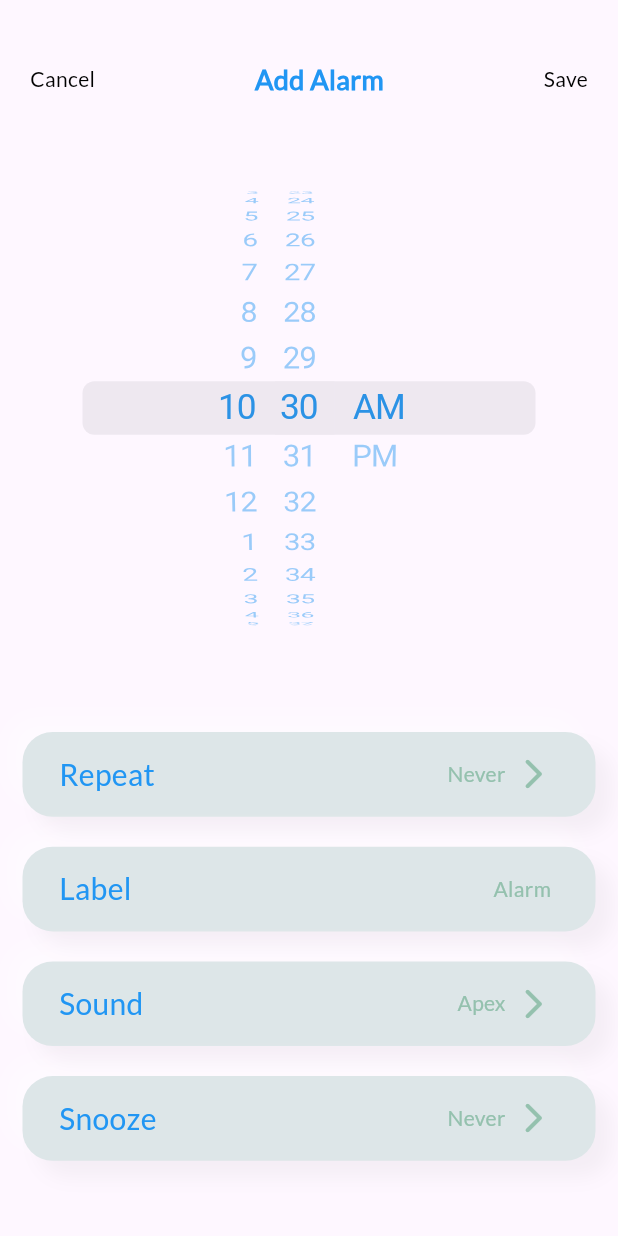
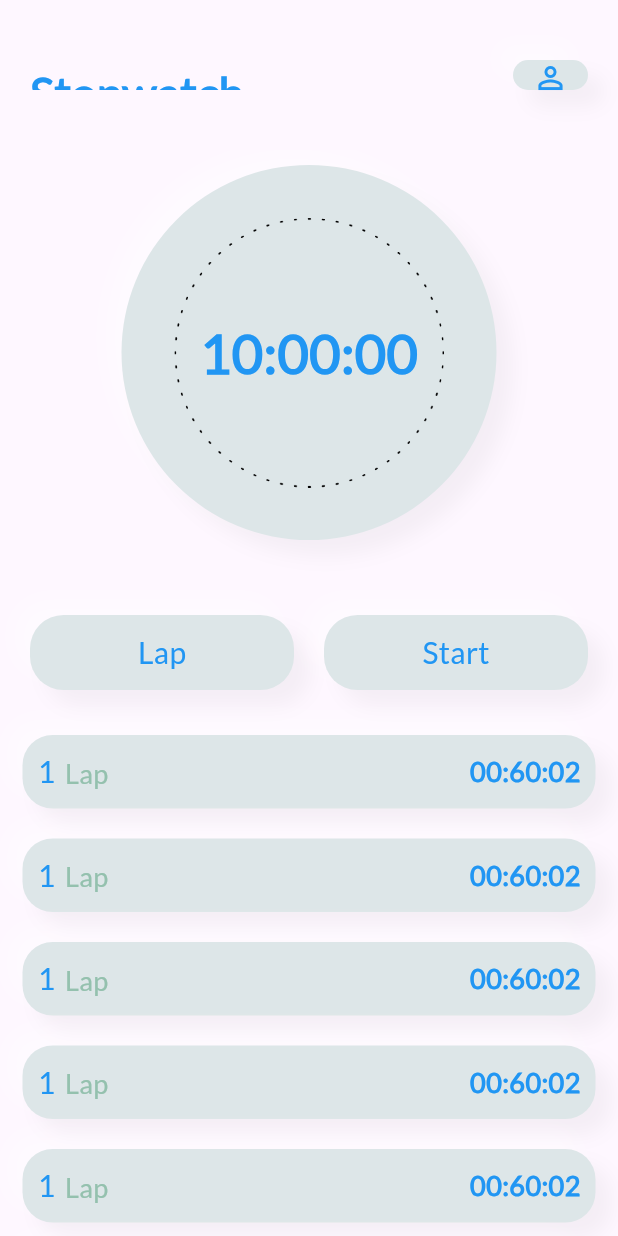
Before and after one commit to thecompletesoftech/alarmclock, a Flutter app: the AlarmHome screen opened directly, after a tap on the "add" icon, on a phone screen of 412 x 824 dp. Run offline on Flutter 3.47's test engine with Material 3 defaults, Android fonts, the phone set to English and light mode, and no system bars; our stand-ins replace analog_clock, flutter_neumorphic_plus, get; key blocks and very long unbroken strings in the code were emptied for the run.

Commit message:
stopwatch

```diff
--- a/lib/Config/Color.dart
+++ b/lib/Config/Color.dart
@@ -10,7 +10,10 @@ class mycolor {
   var darktxtcolor = Color(0xFF00FFB2);
   var shadowcolor = Color(0xFF5C5C5C);
   var darkgreen = Color(0xFF2C6D52);
+  var greyscreen = Color(0xFFDDDDDD);
   var darkbalck = Color(0xFF222222);
+  var gradient1 = Color(0xFF8D8D8D);
+  var gradient2 = Color(0xFF222222);
   var Redcolor = Colors.red;
   var darkshadow = Color.fromRGBO(67, 67, 67, 0.68);
   var Transparent = Colors.transparent;
--- a/lib/Config/Helper.dart
+++ b/lib/Config/Helper.dart
@@ -1,5 +1,4 @@
 import 'package:clockalarm/Config/Import.dart';
-
 
 nextscreenwithoutback(cntx, screenname) {
   Navigator.pushReplacement(
@@ -11,6 +10,10 @@ nextscreen(cntx, screenname) {
       cntx, MaterialPageRoute(builder: (BuildContext context) => screenname));
 }
 
+backscreen(cntx) {
+  Navigator.pop(cntx);
+}
+
 buttonradius({r}) {
   NeumorphicBoxShape.roundRect(BorderRadius.circular(r ?? 15.0));
 }
--- a/lib/Config/Import.dart
+++ b/lib/Config/Import.dart
@@ -11,3 +11,5 @@ export 'package:analog_clock/analog_clock.dart';
 export 'package:clockalarm/Widgets/alarmcard.dart';
 export 'package:clockalarm/Config/Utils.dart';
 export 'package:clockalarm/View/alarm/Clock.dart';
+export 'package:clockalarm/View/alarm/Addalarm.dart';
+export 'package:clockalarm/View/Stopwatch/Stopwatchclock.dart';
--- a/lib/Config/Localstring.dart
+++ b/lib/Config/Localstring.dart
@@ -1,3 +1,5 @@
+import 'package:clockalarm/View/alarm/Repeat.dart';
+
 const register = 'Register';
 const fullname = 'Full Name';
 const email = 'Email';
@@ -5,6 +7,9 @@ const password = 'Password';
 const confirmpassword = 'Confirm Password';
 const signup = 'Sign Up';
 const login = 'Login';
+const none = 'None';
+const lap = 'Lap';
+const start = 'Start';
 const forgotpassword = "Forgot Password?";
 const account = 'Don’t have an account? ';
 const requiredtext = 'Please enter ';
@@ -26,9 +31,12 @@ const timerhistory = 'MIVS Timer History';
 const alphatext = 'Alpha';
 const done = 'Done';
 const cancel = 'Cancel';
+const back = 'Back';
+const repeat = 'Repeat';
 const addalarm = 'Add Alarm';
 const save = 'Save';
 const duration = 'Duration:';
+const stopwatch = 'Stopwatch';
 const timetext = '00 : 45 : 00';
 const remianingtext = 'Remaining:';
 const remianingtimetext = '00 : 00 : 00';
--- a/lib/Config/TextStyle.dart
+++ b/lib/Config/TextStyle.dart
@@ -101,6 +101,11 @@ class MyTextStyle {
   );
   static const TextStyle mw70016 = TextStyle(
     fontSize: 16,
+    fontFamily: Lato,
+    fontWeight: FontWeight.w700,
+  );
+  static const TextStyle mw70018 = TextStyle(
+    fontSize: 18,
     fontFamily: Lato,
     fontWeight: FontWeight.w700,
   );
--- a/lib/View/Auth/SignIn/SignIn.dart
+++ b/lib/View/Auth/SignIn/SignIn.dart
@@ -2,6 +2,7 @@ import 'package:clockalarm/Config/Import.dart';
 import 'package:clockalarm/View/Auth/ForgotPassword/ForgotPaasword.dart';
 import 'package:clockalarm/View/Auth/Profile/History.dart';
 import 'package:clockalarm/View/Auth/SignUp/View/SignUp.dart';
+import 'package:clockalarm/View/alarm/Alarmhome.dart';
 import 'package:clockalarm/Widgets/ButtonWidget.dart';
 import 'package:flutter/gestures.dart';
 
@@ -136,7 +137,7 @@ class _SignInState extends State<SignIn> {
                             emailerror = false;
                             passworderror = false;
                           });
-                          nextscreen(context, History());
+                          nextscreen(context, AlarmHome());
                         }
                       },
                     ),
--- /dev/null
+++ b/lib/View/Stopwatch/Stopwatch.dart
@@ -0,0 +1,76 @@
+import '../../Config/Import.dart';
+import '../../Widgets/ButtonWidget.dart';
+
+class StopwatchScreen extends StatefulWidget {
+  const StopwatchScreen({super.key});
+
+  @override
+  State<StopwatchScreen> createState() => _StopwatchScreenState();
+}
+
+class _StopwatchScreenState extends State<StopwatchScreen> {
+  bool isSwitched = false;
+  @override
+  Widget build(BuildContext context) {
+    return Scaffold(
+      appBar: PreferredSize(
+          preferredSize: Size.fromHeight(100),
+          child: CustomeAppbar(list: [
+            {"icon": Icons.person_outline_outlined, "screenname": null},
+          ], titletext: stopwatch)),
+      body: SingleChildScrollView(
+        physics: BouncingScrollPhysics(),
+        child: Column(
+          children: [
+            SizedBox(height: 10),
+            Center(child: StopwatchClock()),
+            SizedBox(height: 50),
+            Row(
+              children: [
+                Expanded(
+                  child: ButtonWidget(
+                    name: lap,
+                    txtstyle: MyTextStyle.mw40020,
+                    borderRadius: 20.0,
+                    onTap: () {},
+                  ),
+                ),
+                SizedBox(width: 20),
+                Expanded(
+                  child: ButtonWidget(
+                    name: start,
+                    txtstyle: MyTextStyle.mw40020,
+                    borderRadius: 20.0,
+                    onTap: () {},
+                  ),
+                ),
+              ],
+            ).paddingSymmetric(horizontal: 20),
+            SizedBox(height: 20),
+            ListView.builder(
+                physics: NeverScrollableScrollPhysics(),
+                shrinkWrap: true,
+                itemCount: 10,
+                itemBuilder: (context, index) {
+                  return AlramCard(
+                    showmedium: true,
+                    medium: 'Lap',
+                    subtitlecolor: NeumorphicTheme.accentColor(context),
+                    onchange: (value) {
+                      setState(() {
+                        isSwitched = !isSwitched;
+                      });
+                    },
+                    swicthvalue: isSwitched,
+                    subtitlestyle: MyTextStyle.mw70018,
+                    time: '1',
+                    showswitchorsubtile: false,
+                    subtitle: "00:60:02",
+                  ).paddingOnly(bottom: 10, top: 10);
+                }),
+          ],
+        ),
+      ),
+    );
+  }
+}
--- /dev/null
+++ b/lib/View/Stopwatch/Stopwatchclock.dart
@@ -0,0 +1,40 @@
+import '../../Config/Import.dart';
+
+class StopwatchClock extends StatefulWidget {
+  const StopwatchClock({super.key});
+
+  @override
+  State<StopwatchClock> createState() => _StopwatchClockState();
+}
+
+class _StopwatchClockState extends State<StopwatchClock> {
+  @override
+  Widget build(BuildContext context) {
+    double baseWidth = 390;
+    double fem = MediaQuery.of(context).size.width / baseWidth;
+    return Stack(
+      alignment: Alignment.center,
+      children: [
+        Container(
+          alignment: Alignment.center,
+          height: 250,
+          width: 250,
+          decoration: Utils().decoration(
+              cntx: context,
+              isdark: NeumorphicTheme.isUsingDark(context),
+              radius: 250.0 * fem),
+          child: Text(
+            "10:00:00",
+            style: MyTextStyle.Dynamic(
+                style: MyTextStyle.mw70036,
+                color: NeumorphicTheme.accentColor(context)),
+          ),
+        ),
+        Container(
+            height: 180,
+            width: 180,
+            child: Image.asset("assets/dottedborder.png")),
+      ],
+    );
+  }
+}
--- a/lib/View/WorldClock/WorldClock.dart
+++ b/lib/View/WorldClock/WorldClock.dart
@@ -1,5 +1,4 @@
 import 'package:clockalarm/Config/Import.dart';
-import 'package:flutter/material.dart';
 
 class worldclock extends StatefulWidget {
   const worldclock({super.key});
--- a/lib/View/alarm/Alarmhome.dart
+++ b/lib/View/alarm/Alarmhome.dart
@@ -1,5 +1,5 @@
 import '../../Config/Import.dart';
-import 'Addalarm.dart';
+import '../Stopwatch/Stopwatch.dart';
 
 class AlarmHome extends StatefulWidget {
   const AlarmHome({super.key});
@@ -16,7 +16,7 @@ class _AlarmHomeState extends State<AlarmHome> {
       appBar: PreferredSize(
           preferredSize: Size.fromHeight(100),
           child: CustomeAppbar(list: [
-            {"icon": Icons.add, "screenname": AddAlram()},
+            {"icon": Icons.add, "screenname": StopwatchScreen()},
             {"icon": Icons.edit, "screenname": null},
             {"icon": Icons.person_outline_outlined, "screenname": null},
           ], titletext: alarm)),
--- a/lib/Widgets/ButtonWidget.dart
+++ b/lib/Widgets/ButtonWidget.dart
@@ -15,6 +15,7 @@ class ButtonWidget extends StatefulWidget {
   final showarrow;
   final bordercolor;
   final txtcolor;
+  final txtstyle;
   final showon;
 
   final bool loading;
@@ -27,14 +28,15 @@ class ButtonWidget extends StatefulWidget {
       this.style,
       this.colorbtn = Colors.transparent,
       this.active = false,
-      this.borderRadius = 10,
+      this.borderRadius = 10.5,
       this.height = 50,
       this.elevation = 0,
       this.bordercolor,
       this.showon = true,
       this.loading = false,
       this.txtcolor,
-      this.showarrow = false})
+      this.showarrow = false,
+      this.txtstyle})
       : super(key: key);
   @override
   State<ButtonWidget> createState() => _ButtonWidgetState();
@@ -50,7 +52,7 @@ class _ButtonWidgetState extends State<ButtonWidget> {
       decoration: Utils().decoration(
           cntx: context,
           isdark: NeumorphicTheme.isUsingDark(context),
-          radius: 10.5 * fem),
+          radius: widget.borderRadius * fem),
       width: size.width * widget.width,
       height: widget.height,
       child: InkWell(
@@ -70,7 +72,7 @@ class _ButtonWidgetState extends State<ButtonWidget> {
                       child: Textwidget().text(
                           widget.name,
                           MyTextStyle.Dynamic(
-                            style: MyTextStyle.mw40024,
+                            style: widget.txtstyle ?? MyTextStyle.mw40024,
                             color: widget.txtcolor ??
                                 NeumorphicTheme.accentColor(context),
                           )),
--- a/lib/Widgets/alarmcard.dart
+++ b/lib/Widgets/alarmcard.dart
@@ -7,7 +7,10 @@ class AlramCard extends StatelessWidget {
   final showarrowicon;
   final subtitle;
   final showswitchorsubtile;
+  final subtitlestyle;
+  final subtitlecolor;
   final Function? onchange;
+  final Function? ontapcard;
   final bool? swicthvalue;
   const AlramCard(
       {super.key,
@@ -18,14 +21,22 @@ class AlramCard extends StatelessWidget {
       this.subtitle,
       this.showswitchorsubtile = false,
       this.onchange,
-      this.swicthvalue = true});
+      this.swicthvalue = true,
+      this.ontapcard,
+      this.subtitlestyle,
+      this.subtitlecolor});
 
   @override
   Widget build(BuildContext context) {
     double baseWidth = 390;
     double fem = MediaQuery.of(context).size.width / baseWidth;
-    return Container(
-      padding: EdgeInsets.fromLTRB(23 * fem, 13 * fem, 22 * fem, 13 * fem),
+    return GestureDetector(
+      onTap: (() {
+        ontapcard!();
+      }),
+      child: Container(
+        padding: EdgeInsets.symmetric(horizontal: 10,vertical: 10),
+        // padding: EdgeInsets.fromLTRB(23 * fem, 13 * fem, 22 * fem, 13 * fem),
         width: MediaQuery.of(context).size.width,
         decoration: Utils().decoration(
             cntx: context,
@@ -38,7 +49,8 @@ class AlramCard extends StatelessWidget {
               crossAxisAlignment: CrossAxisAlignment.center,
               children: [
                 Container(
-                margin: EdgeInsets.fromLTRB(0 * fem, 0 * fem, 6 * fem, 0 * fem),
+                  margin:
+                      EdgeInsets.fromLTRB(0 * fem, 0 * fem, 6 * fem, 0 * fem),
                   child: Text(
                     time,
                     style: MyTextStyle.Dynamic(
@@ -48,8 +60,8 @@ class AlramCard extends StatelessWidget {
                 ),
                 if (showmedium)
                   Container(
-                  margin:
-                      EdgeInsets.fromLTRB(0 * fem, 2 * fem, 190 * fem, 0 * fem),
+                    margin: EdgeInsets.fromLTRB(
+                        0 * fem, 2 * fem, 190 * fem, 0 * fem),
                     child: Text(medium.toString(),
                         style: MyTextStyle.Dynamic(
                             style: MyTextStyle.mw40018,
@@ -69,7 +81,10 @@ class AlramCard extends StatelessWidget {
                         }),
                         value: swicthvalue!,
                         inactiveThumbColor: mycolor().darkgreen,
-                      inactiveTrackColor: mycolor().darkbalck,
+                        inactiveTrackColor:
+                            !NeumorphicTheme.isUsingDark(context)
+                                ? mycolor().greyscreen
+                                : mycolor().darkbalck,
                         trackOutlineColor:
                             MaterialStateProperty.resolveWith((states) {
                           // If the button is pressed, return green, otherwise blue
@@ -85,13 +100,12 @@ class AlramCard extends StatelessWidget {
                 : Row(
                     children: [
                       Container(
-                      margin: EdgeInsets.fromLTRB(
-                          0 * fem, 0 * fem, 6 * fem, 0 * fem),
                         child: Text(
-                        subtitle,
+                          subtitle.toString(),
                           style: MyTextStyle.Dynamic(
-                            style: MyTextStyle.mw50014,
-                            color: mycolor().greenlightcolor),
+                              style: subtitlestyle ?? MyTextStyle.mw50014,
+                              color:
+                                  subtitlecolor ?? mycolor().greenlightcolor),
                         ),
                       ),
                       if (showarrowicon)
@@ -107,6 +121,7 @@ class AlramCard extends StatelessWidget {
                   )
           ],
         ),
-    ).paddingSymmetric(horizontal: 15);
+      ).paddingSymmetric(horizontal: 15),
+    );
   }
 }
```
Also changed, not shown: lib/View/alarm/Addalarm.dart (+126 -4 lines), lib/View/alarm/Repeat.dart (+94 -0 lines), lib/View/alarm/Sound.dart (+112 -0 lines), assets/dottedborder.png (added). Lines whose indentation alone changed are shown as unchanged.
